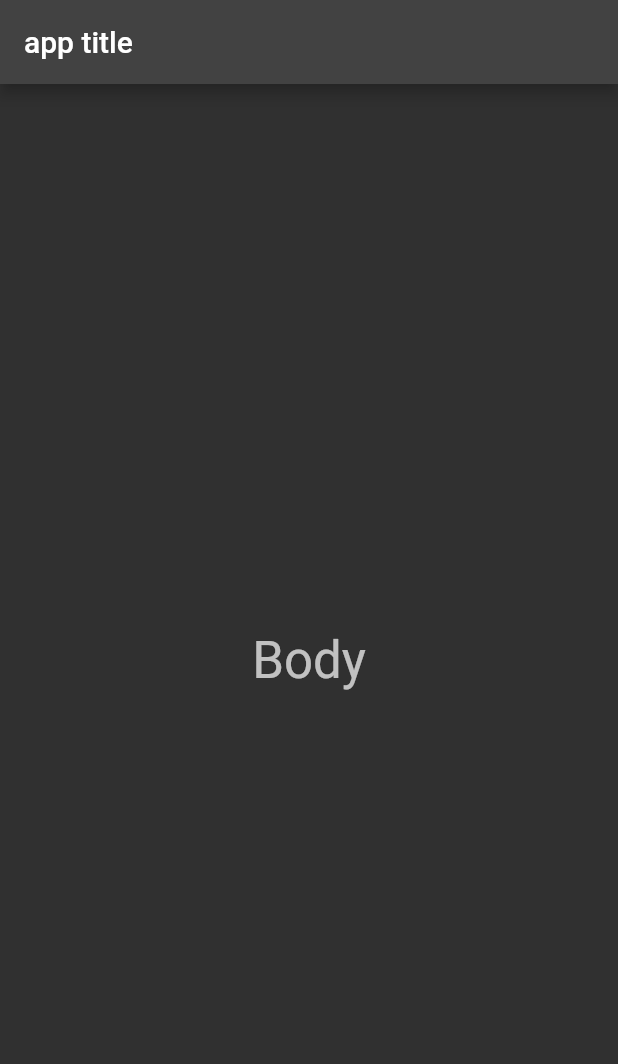
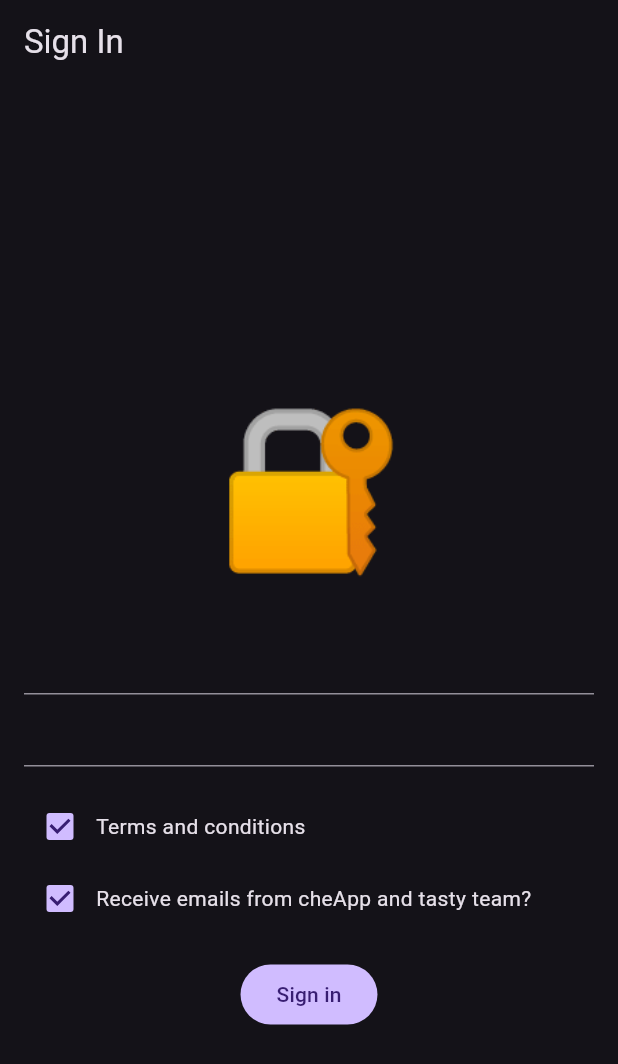
Before and after one commit to azzayatss/cheapp_and_tasty, a Flutter app: the screen it shows after launch, on a phone screen of 412 x 824 dp. Shown: the top 1064 px of the screen. Run offline on Flutter 3.47's test engine with Material 2 defaults, Android fonts, the phone set to English and light mode, and no system bars.

Commit message:
feat: created sign-in frontend

```diff
--- a/analysis_options.yaml
+++ b/analysis_options.yaml
@@ -1,29 +1,9 @@
-# This file configures the analyzer, which statically analyzes Dart code to
-# check for errors, warnings, and lints.
-#
-# The issues identified by the analyzer are surfaced in the UI of Dart-enabled
-# IDEs (https://dart.dev/tools#ides-and-editors). The analyzer can also be
-# invoked from the command line by running `flutter analyze`.
-
-# The following line activates a set of recommended lints for Flutter apps,
-# packages, and plugins designed to encourage good coding practices.
-include: package:flutter_lints/flutter.yaml
+include: package:very_good_analysis/analysis_options.yaml
 
 linter:
-  # The lint rules applied to this project can be customized in the
-  # section below to disable rules from the `package:flutter_lints/flutter.yaml`
-  # included above or to enable additional rules. A list of all available lints
-  # and their documentation is published at
-  # https://dart-lang.github.io/linter/lints/index.html.
-  #
-  # Instead of disabling a lint rule for the entire project in the
-  # section below, it can also be suppressed for a single line of code
-  # or a specific dart file by using the `// ignore: name_of_lint` and
-  # `// ignore_for_file: name_of_lint` syntax on the line or in the file
-  # producing the lint.
   rules:
-    # avoid_print: false  # Uncomment to disable the `avoid_print` rule
-    # prefer_single_quotes: true  # Uncomment to enable the `prefer_single_quotes` rule
-
-# Additional information about this file can be found at
-# https://dart.dev/guides/language/analysis-options
+    sort_pub_dependencies: false
+    library_private_types_in_public_api: false
+    lines_longer_than_80_chars: false
+    depend_on_referenced_packages: false
+    public_member_api_docs: false
--- /dev/null
+++ b/lib/auth/pages/sign_in_page.dart
@@ -0,0 +1,92 @@
+import 'package:cheapp_and_tasty/config/app_layouts.dart';
+import 'package:cheapp_and_tasty/config/app_strings.dart';
+import 'package:flutter/material.dart';
+
+class SignInPage extends StatefulWidget {
+  const SignInPage({super.key});
+
+  @override
+  State<StatefulWidget> createState() => _SignInPageState();
+}
+
+class _SignInPageState extends State<SignInPage> {
+  String lockedState = '🔐';
+  final String unLockedState = '🔓';
+
+  bool termsAndConditions = true;
+  bool newsSubscription = true;
+  @override
+  Widget build(BuildContext context) {
+    return Scaffold(
+      appBar: AppBar(
+        title: AppStrings().signInPageTitle,
+      ),
+      body: SafeArea(
+        child: Padding(
+          padding: EdgeInsets.all(AppLayouts().defaultPadding),
+          child: Column(
+            children: [
+              const Spacer(),
+              Expanded(
+                flex: 3,
+                child: Column(
+                  children: [
+                    Text(
+                      lockedState,
+                      style: const TextStyle(fontSize: 100),
+                    ),
+                    SizedBox(
+                      height: AppLayouts().defaultPadding,
+                    ),
+                    TextFormField(),
+                    TextFormField(),
+                    SizedBox(
+                      height: AppLayouts().defaultPadding,
+                    ),
+                    Row(
+                      children: [
+                        Checkbox(
+                          value: termsAndConditions,
+                          onChanged: (_) {
+                            setState(() {
+                              termsAndConditions = !termsAndConditions;
+                            });
+                          },
+                        ),
+                        AppStrings().termsAndConditionsCheckBoxText,
+                      ],
+                    ),
+                    Row(
+                      children: [
+                        Checkbox(
+                          value: newsSubscription,
+                          onChanged: (_) {
+                            setState(() {
+                              newsSubscription = !newsSubscription;
+                            });
+                          },
+                        ),
+                        AppStrings().receiveEmails,
+                      ],
+                    ),
+                    SizedBox(
+                      height: AppLayouts().defaultPadding,
+                    ),
+                    FilledButton(
+                      onPressed: () {
+                        setState(() {
+                          lockedState = unLockedState;
+                        });
+                      },
+                      child: AppStrings().signIn,
+                    ),
+                  ],
+                ),
+              ),
+            ],
+          ),
+        ),
+      ),
+    );
+  }
+}
--- /dev/null
+++ b/lib/config/app_layouts.dart
@@ -0,0 +1,3 @@
+class AppLayouts {
+  final double defaultPadding = 16;
+}
--- /dev/null
+++ b/lib/config/app_strings.dart
@@ -0,0 +1,10 @@
+import 'package:flutter/material.dart';
+
+class AppStrings {
+  final signInPageTitle = const Text('Sign In');
+  final termsAndConditionsCheckBoxText = const Text('Terms and conditions');
+  final receiveEmails = const Text(
+    'Receive emails from cheApp and tasty team?',
+  );
+  final signIn = const Text('Sign in');
+}
--- a/lib/main.dart
+++ b/lib/main.dart
@@ -1,3 +1,4 @@
+import 'package:cheapp_and_tasty/auth/pages/sign_in_page.dart';
 import 'package:flutter/material.dart';
 
 void main() {
@@ -11,9 +12,15 @@ class MyApp extends StatelessWidget {
   Widget build(BuildContext context) {
     return MaterialApp(
       title: 'Flutter Demo',
-      darkTheme: ThemeData.dark(),
+      theme: ThemeData(
+        useMaterial3: true,
+      ),
+      darkTheme: ThemeData.dark(
+        useMaterial3: true,
+      ),
       themeMode: ThemeMode.dark,
-      home: const MyHomePage(),
+      // home: const MyHomePage(),
+      home: const SignInPage(),
     );
   }
 }
--- a/pubspec.yaml
+++ b/pubspec.yaml
@@ -35,6 +35,8 @@ dependencies:
   # The following adds the Cupertino Icons font to your application.
   # Use with the CupertinoIcons class for iOS style icons.
   cupertino_icons: ^1.0.2
+  hooks_riverpod: ^2.3.6
+  very_good_analysis: ^5.0.0+1
 
 dev_dependencies:
   flutter_test:
```
Also changed, not shown: pubspec.lock, 1 other file.
